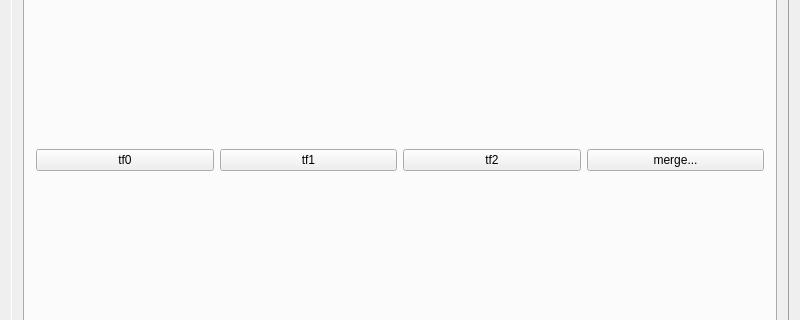
The window that QtCuda/mainwindow.ui (luosz/cuda-visibility) describes before a commit, drawn with Qt 5; both pictures show x 0 to 800 and y 460 to 780 of the 800 by 1080 pixel window.
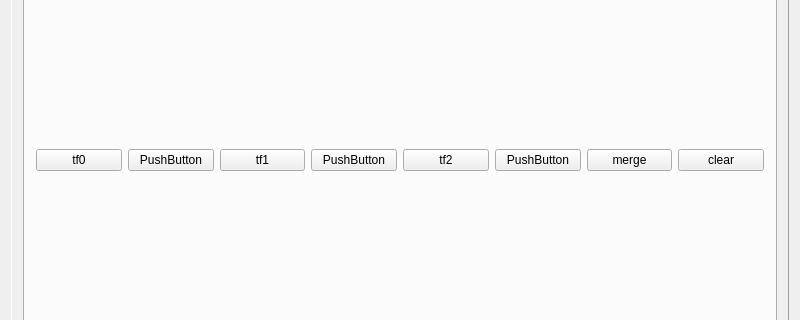
The same window after the commit. The open tabs and pages were chosen to show the change.

Commit message: add buttons for color selection

Diff of the .ui file:
```diff
--- a/QtCuda/mainwindow.ui
+++ b/QtCuda/mainwindow.ui
@@ -291,31 +291,59 @@
           <layout class="QVBoxLayout" name="verticalLayout_3">
            <item>
             <layout class="QGridLayout" name="gridLayout_7">
+             <item row="0" column="3">
+              <widget class="QPushButton" name="pushButton_13">
+               <property name="text">
+                <string>PushButton</string>
+               </property>
+              </widget>
+             </item>
              <item row="0" column="1">
+              <widget class="QPushButton" name="pushButton_12">
+               <property name="text">
+                <string>PushButton</string>
+               </property>
+              </widget>
+             </item>
+             <item row="0" column="7">
+              <widget class="QPushButton" name="pushButton_11">
+               <property name="text">
+                <string>clear</string>
+               </property>
+              </widget>
+             </item>
+             <item row="0" column="0">
+              <widget class="QPushButton" name="pushButton_7">
+               <property name="text">
+                <string>tf0</string>
+               </property>
+              </widget>
+             </item>
+             <item row="0" column="2">
               <widget class="QPushButton" name="pushButton_8">
                <property name="text">
                 <string>tf1</string>
                </property>
               </widget>
              </item>
-             <item row="0" column="2">
+             <item row="0" column="4">
               <widget class="QPushButton" name="pushButton_9">
                <property name="text">
                 <string>tf2</string>
                </property>
               </widget>
              </item>
-             <item row="0" column="0">
-              <widget class="QPushButton" name="pushButton_7">
-               <property name="text">
-                <string>tf0</string>
-               </property>
-              </widget>
-             </item>
-             <item row="0" column="3">
+             <item row="0" column="6">
               <widget class="QPushButton" name="pushButton_10">
                <property name="text">
-                <string>merge...</string>
+                <string>merge</string>
+               </property>
+              </widget>
+             </item>
+             <item row="0" column="5">
+              <widget class="QPushButton" name="pushButton_14">
+               <property name="text">
+                <string>PushButton</string>
                </property>
               </widget>
              </item>
```
The commit also changes 3 other files.
